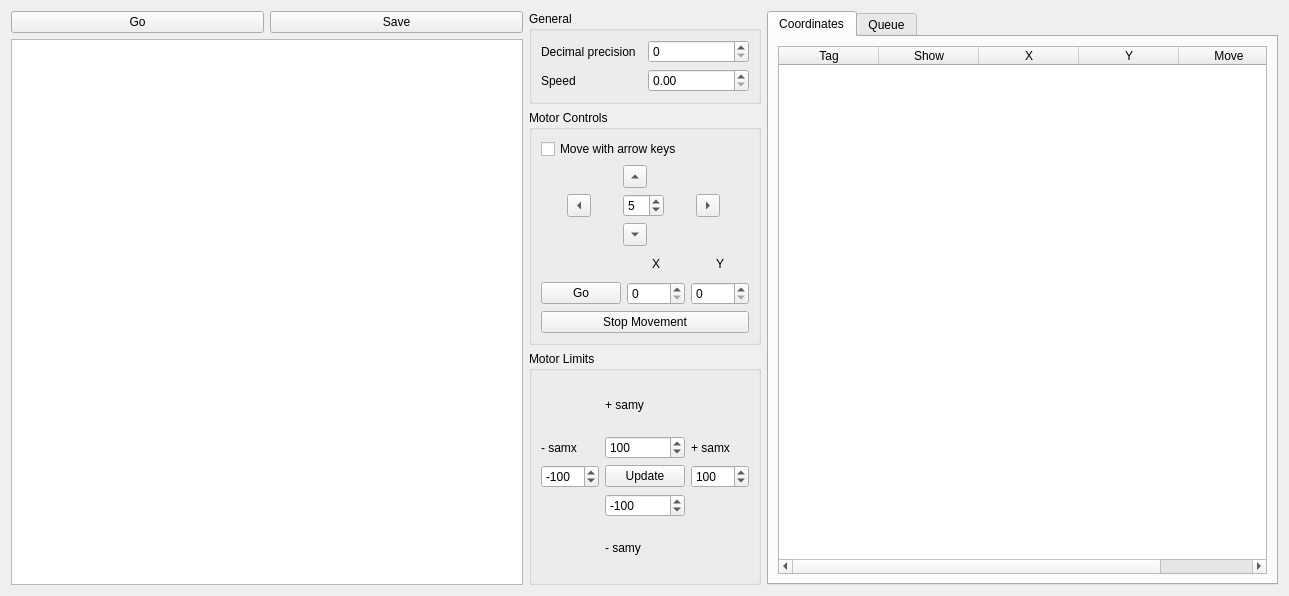
First picture: the form in bec_widgets/examples/motor_movement/motor_controller.ui, repository bec-project/bec_widgets, before the edit.
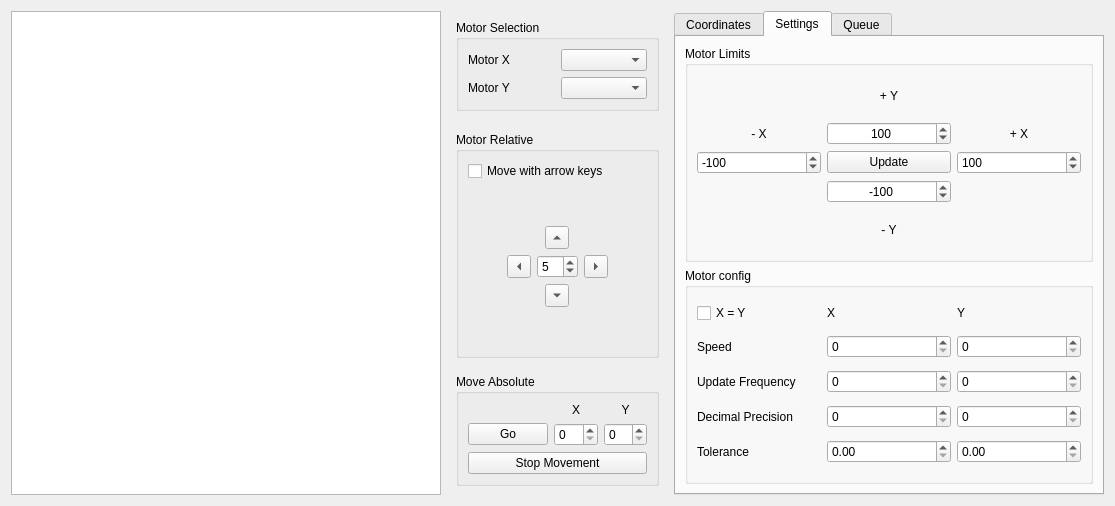
Second picture: the form after the edit. The open tabs and pages were chosen to show the change. Custom widgets are drawn as their Qt base class.

```diff
--- a/bec_widgets/examples/motor_movement/motor_controller.ui
+++ b/bec_widgets/examples/motor_movement/motor_controller.ui
@@ -6,34 +6,14 @@
    <rect>
     <x>0</x>
     <y>0</y>
-    <width>1289</width>
-    <height>596</height>
+    <width>1115</width>
+    <height>506</height>
    </rect>
   </property>
   <property name="windowTitle">
    <string>Motor Controller</string>
   </property>
-  <layout class="QHBoxLayout" name="horizontalLayout_3">
-   <item>
-    <layout class="QVBoxLayout" name="verticalLayout">
-     <item>
-      <layout class="QHBoxLayout" name="horizontalLayout">
-       <item>
-        <widget class="QPushButton" name="pushButton_2">
-         <property name="text">
-          <string>Go</string>
-         </property>
-        </widget>
-       </item>
-       <item>
-        <widget class="QPushButton" name="pushButton_3">
-         <property name="text">
-          <string>Save</string>
-         </property>
-        </widget>
-       </item>
-      </layout>
-     </item>
+  <layout class="QHBoxLayout" name="horizontalLayout" stretch="7,1,7">
      <item>
       <widget class="GraphicsLayoutWidget" name="glw">
        <property name="enabled">
@@ -41,43 +21,61 @@
        </property>
       </widget>
      </item>
-    </layout>
-   </item>
    <item>
-    <layout class="QVBoxLayout" name="verticalLayout_4" stretch="1,10,10">
+    <widget class="QFrame" name="Controls">
+     <property name="minimumSize">
+      <size>
+       <width>221</width>
+       <height>471</height>
+      </size>
+     </property>
+     <layout class="QVBoxLayout" name="verticalLayout_6">
      <item>
-      <widget class="QGroupBox" name="groupBox_2">
+       <widget class="QGroupBox" name="motorSelection">
        <property name="title">
-        <string>General</string>
+         <string>Motor Selection</string>
        </property>
        <layout class="QGridLayout" name="gridLayout_4">
-        <item row="0" column="0">
-         <widget class="QLabel" name="label_5">
-          <property name="text">
-           <string>Decimal precision</string>
-          </property>
-         </widget>
-        </item>
-        <item row="0" column="1">
-         <widget class="QSpinBox" name="spinBox"/>
-        </item>
-        <item row="1" column="0">
+         <item row="2" column="0">
          <widget class="QLabel" name="label_8">
           <property name="text">
-           <string>Speed</string>
+            <string>Motor Y</string>
+           </property>
+          </widget>
+         </item>
+         <item row="1" column="0">
+          <widget class="QLabel" name="label_5">
+           <property name="text">
+            <string>Motor X</string>
           </property>
          </widget>
         </item>
         <item row="1" column="1">
-         <widget class="QDoubleSpinBox" name="doubleSpinBox_speed"/>
+          <widget class="QComboBox" name="comboBox"/>
+         </item>
+         <item row="2" column="1">
+          <widget class="QComboBox" name="comboBox_2"/>
         </item>
        </layout>
       </widget>
      </item>
+      <item>
+       <spacer name="verticalSpacer_3">
+        <property name="orientation">
+         <enum>Qt::Vertical</enum>
+        </property>
+        <property name="sizeHint" stdset="0">
+         <size>
+          <width>20</width>
+          <height>18</height>
+         </size>
+        </property>
+       </spacer>
+      </item>
      <item>
       <widget class="QGroupBox" name="motorControl">
        <property name="title">
-        <string>Motor Controls</string>
+         <string>Motor Relative</string>
        </property>
        <layout class="QVBoxLayout" name="verticalLayout_5">
         <item>
@@ -89,7 +87,10 @@
         </item>
         <item>
          <layout class="QGridLayout" name="gridLayout">
-          <item row="0" column="1">
+           <property name="sizeConstraint">
+            <enum>QLayout::SetDefaultConstraint</enum>
+           </property>
+           <item row="1" column="2" alignment="Qt::AlignHCenter|Qt::AlignVCenter">
            <widget class="QToolButton" name="toolButton_up">
             <property name="text">
              <string>...</string>
@@ -99,34 +100,27 @@
             </property>
            </widget>
           </item>
-          <item row="1" column="0">
-           <widget class="QToolButton" name="toolButton_left">
-            <property name="text">
-             <string>...</string>
-            </property>
-            <property name="arrowType">
-             <enum>Qt::LeftArrow</enum>
-            </property>
-           </widget>
-          </item>
-          <item row="1" column="1">
+           <item row="2" column="4">
+            <spacer name="horizontalSpacer_2">
+             <property name="orientation">
+              <enum>Qt::Horizontal</enum>
+             </property>
+             <property name="sizeHint" stdset="0">
+              <size>
+               <width>40</width>
+               <height>20</height>
+              </size>
+             </property>
+            </spacer>
+           </item>
+           <item row="2" column="2" alignment="Qt::AlignHCenter|Qt::AlignVCenter">
            <widget class="QSpinBox" name="spinBox_step">
             <property name="value">
              <number>5</number>
             </property>
            </widget>
           </item>
-          <item row="1" column="2">
-           <widget class="QToolButton" name="toolButton_right">
-            <property name="text">
-             <string>...</string>
-            </property>
-            <property name="arrowType">
-             <enum>Qt::RightArrow</enum>
-            </property>
-           </widget>
-          </item>
-          <item row="2" column="1">
+           <item row="3" column="2" alignment="Qt::AlignHCenter|Qt::AlignVCenter">
            <widget class="QToolButton" name="toolButton_down">
             <property name="text">
              <string>...</string>
@@ -136,8 +130,89 @@
             </property>
            </widget>
           </item>
-         </layout>
-        </item>
+           <item row="2" column="1">
+            <widget class="QToolButton" name="toolButton_left">
+             <property name="text">
+              <string>...</string>
+             </property>
+             <property name="arrowType">
+              <enum>Qt::LeftArrow</enum>
+             </property>
+            </widget>
+           </item>
+           <item row="0" column="2">
+            <spacer name="verticalSpacer">
+             <property name="orientation">
+              <enum>Qt::Vertical</enum>
+             </property>
+             <property name="sizeHint" stdset="0">
+              <size>
+               <width>20</width>
+               <height>40</height>
+              </size>
+             </property>
+            </spacer>
+           </item>
+           <item row="2" column="3">
+            <widget class="QToolButton" name="toolButton_right">
+             <property name="text">
+              <string>...</string>
+             </property>
+             <property name="arrowType">
+              <enum>Qt::RightArrow</enum>
+             </property>
+            </widget>
+           </item>
+           <item row="2" column="0">
+            <spacer name="horizontalSpacer">
+             <property name="orientation">
+              <enum>Qt::Horizontal</enum>
+             </property>
+             <property name="sizeHint" stdset="0">
+              <size>
+               <width>40</width>
+               <height>20</height>
+              </size>
+             </property>
+            </spacer>
+           </item>
+           <item row="4" column="2">
+            <spacer name="verticalSpacer_2">
+             <property name="orientation">
+              <enum>Qt::Vertical</enum>
+             </property>
+             <property name="sizeHint" stdset="0">
+              <size>
+               <width>20</width>
+               <height>40</height>
+              </size>
+             </property>
+            </spacer>
+           </item>
+          </layout>
+         </item>
+        </layout>
+       </widget>
+      </item>
+      <item>
+       <spacer name="verticalSpacer_4">
+        <property name="orientation">
+         <enum>Qt::Vertical</enum>
+        </property>
+        <property name="sizeHint" stdset="0">
+         <size>
+          <width>20</width>
+          <height>13</height>
+         </size>
+        </property>
+       </spacer>
+      </item>
+      <item>
+       <widget class="QGroupBox" name="groupBox">
+        <property name="title">
+         <string>Move Absolute</string>
+        </property>
+        <layout class="QVBoxLayout" name="verticalLayout">
         <item>
          <layout class="QGridLayout" name="gridLayout_3">
           <item row="0" column="1">
@@ -185,109 +260,14 @@
        </layout>
       </widget>
      </item>
+     </layout>
+    </widget>
+   </item>
      <item>
-      <widget class="QGroupBox" name="groupBox">
+    <widget class="QTabWidget" name="tabWidget_tables">
        <property name="enabled">
         <bool>true</bool>
        </property>
-       <property name="title">
-        <string>Motor Limits</string>
-       </property>
-       <layout class="QGridLayout" name="gridLayout_2">
-        <item row="3" column="1">
-         <widget class="QSpinBox" name="spinBox_x_min">
-          <property name="minimum">
-           <number>-1000</number>
-          </property>
-          <property name="maximum">
-           <number>1000</number>
-          </property>
-          <property name="value">
-           <number>-100</number>
-          </property>
-         </widget>
-        </item>
-        <item row="2" column="2">
-         <widget class="QSpinBox" name="spinBox_y_max">
-          <property name="minimum">
-           <number>-1000</number>
-          </property>
-          <property name="maximum">
-           <number>1000</number>
-          </property>
-          <property name="value">
-           <number>100</number>
-          </property>
-         </widget>
-        </item>
-        <item row="5" column="2">
-         <widget class="QLabel" name="label_2">
-          <property name="text">
-           <string>- samy</string>
-          </property>
-         </widget>
-        </item>
-        <item row="3" column="3">
-         <widget class="QSpinBox" name="spinBox_x_max">
-          <property name="minimum">
-           <number>-1000</number>
-          </property>
-          <property name="maximum">
-           <number>1000</number>
-          </property>
-          <property name="value">
-           <number>100</number>
-          </property>
-         </widget>
-        </item>
-        <item row="1" column="2">
-         <widget class="QLabel" name="label">
-          <property name="text">
-           <string>+ samy</string>
-          </property>
-         </widget>
-        </item>
-        <item row="2" column="3">
-         <widget class="QLabel" name="label_3">
-          <property name="text">
-           <string>+ samx</string>
-          </property>
-         </widget>
-        </item>
-        <item row="2" column="1">
-         <widget class="QLabel" name="label_4">
-          <property name="text">
-           <string>- samx</string>
-          </property>
-         </widget>
-        </item>
-        <item row="4" column="2">
-         <widget class="QSpinBox" name="spinBox_y_min">
-          <property name="minimum">
-           <number>-1000</number>
-          </property>
-          <property name="maximum">
-           <number>1000</number>
-          </property>
-          <property name="value">
-           <number>-100</number>
-          </property>
-         </widget>
-        </item>
-        <item row="3" column="2">
-         <widget class="QPushButton" name="pushButton_updateLimits">
-          <property name="text">
-           <string>Update</string>
-          </property>
-         </widget>
-        </item>
-       </layout>
-      </widget>
-     </item>
-    </layout>
-   </item>
-   <item>
-    <widget class="QTabWidget" name="tabWidget">
      <property name="currentIndex">
       <number>0</number>
      </property>
@@ -327,6 +307,209 @@
        </item>
       </layout>
      </widget>
+     <widget class="QWidget" name="tab_3">
+      <attribute name="title">
+       <string>Settings</string>
+      </attribute>
+      <layout class="QVBoxLayout" name="verticalLayout_4">
+       <item>
+        <widget class="QGroupBox" name="motorConfig">
+         <property name="title">
+          <string>Motor Limits</string>
+         </property>
+         <layout class="QGridLayout" name="gridLayout_2">
+          <item row="3" column="1">
+           <widget class="QSpinBox" name="spinBox_y_min">
+            <property name="alignment">
+             <set>Qt::AlignCenter</set>
+            </property>
+            <property name="minimum">
+             <number>-1000</number>
+            </property>
+            <property name="maximum">
+             <number>1000</number>
+            </property>
+            <property name="value">
+             <number>-100</number>
+            </property>
+           </widget>
+          </item>
+          <item row="2" column="1">
+           <widget class="QPushButton" name="pushButton_updateLimits">
+            <property name="text">
+             <string>Update</string>
+            </property>
+           </widget>
+          </item>
+          <item row="2" column="2">
+           <widget class="QSpinBox" name="spinBox_x_max">
+            <property name="minimum">
+             <number>-1000</number>
+            </property>
+            <property name="maximum">
+             <number>1000</number>
+            </property>
+            <property name="value">
+             <number>100</number>
+            </property>
+           </widget>
+          </item>
+          <item row="0" column="1">
+           <widget class="QLabel" name="label_Y_max">
+            <property name="text">
+             <string>+ Y</string>
+            </property>
+            <property name="alignment">
+             <set>Qt::AlignCenter</set>
+            </property>
+           </widget>
+          </item>
+          <item row="1" column="1">
+           <widget class="QSpinBox" name="spinBox_y_max">
+            <property name="alignment">
+             <set>Qt::AlignCenter</set>
+            </property>
+            <property name="minimum">
+             <number>-1000</number>
+            </property>
+            <property name="maximum">
+             <number>1000</number>
+            </property>
+            <property name="value">
+             <number>100</number>
+            </property>
+           </widget>
+          </item>
+          <item row="2" column="0">
+           <widget class="QSpinBox" name="spinBox_x_min">
+            <property name="minimum">
+             <number>-1000</number>
+            </property>
+            <property name="maximum">
+             <number>1000</number>
+            </property>
+            <property name="value">
+             <number>-100</number>
+            </property>
+           </widget>
+          </item>
+          <item row="4" column="1">
+           <widget class="QLabel" name="label_Y_min">
+            <property name="text">
+             <string>- Y</string>
+            </property>
+            <property name="alignment">
+             <set>Qt::AlignCenter</set>
+            </property>
+           </widget>
+          </item>
+          <item row="1" column="0">
+           <widget class="QLabel" name="label_X_min">
+            <property name="text">
+             <string>- X</string>
+            </property>
+            <property name="alignment">
+             <set>Qt::AlignCenter</set>
+            </property>
+           </widget>
+          </item>
+          <item row="1" column="2">
+           <widget class="QLabel" name="label_X_max">
+            <property name="text">
+             <string>+ X</string>
+            </property>
+            <property name="alignment">
+             <set>Qt::AlignCenter</set>
+            </property>
+           </widget>
+          </item>
+         </layout>
+        </widget>
+       </item>
+       <item>
+        <widget class="QGroupBox" name="groupBox_2">
+         <property name="title">
+          <string>Motor config</string>
+         </property>
+         <layout class="QGridLayout" name="gridLayout_5">
+          <item row="4" column="1">
+           <widget class="QDoubleSpinBox" name="doubleSpinBox"/>
+          </item>
+          <item row="1" column="1">
+           <widget class="QSpinBox" name="spinBox"/>
+          </item>
+          <item row="4" column="0">
+           <widget class="QLabel" name="label_3">
+            <property name="text">
+             <string>Tolerance</string>
+            </property>
+           </widget>
+          </item>
+          <item row="2" column="0">
+           <widget class="QLabel" name="label_2">
+            <property name="text">
+             <string>Update Frequency</string>
+            </property>
+           </widget>
+          </item>
+          <item row="2" column="1">
+           <widget class="QSpinBox" name="spinBox_2"/>
+          </item>
+          <item row="3" column="0">
+           <widget class="QLabel" name="label_4">
+            <property name="text">
+             <string>Decimal Precision</string>
+            </property>
+           </widget>
+          </item>
+          <item row="3" column="1">
+           <widget class="QSpinBox" name="spinBox_3"/>
+          </item>
+          <item row="0" column="1">
+           <widget class="QLabel" name="label_9">
+            <property name="text">
+             <string>X</string>
+            </property>
+           </widget>
+          </item>
+          <item row="1" column="0">
+           <widget class="QLabel" name="label">
+            <property name="text">
+             <string>Speed</string>
+            </property>
+           </widget>
+          </item>
+          <item row="0" column="2">
+           <widget class="QLabel" name="label_10">
+            <property name="text">
+             <string>Y</string>
+            </property>
+           </widget>
+          </item>
+          <item row="0" column="0">
+           <widget class="QCheckBox" name="checkBox">
+            <property name="text">
+             <string>X = Y</string>
+            </property>
+           </widget>
+          </item>
+          <item row="1" column="2">
+           <widget class="QSpinBox" name="spinBox_4"/>
+          </item>
+          <item row="2" column="2">
+           <widget class="QSpinBox" name="spinBox_5"/>
+          </item>
+          <item row="3" column="2">
+           <widget class="QSpinBox" name="spinBox_6"/>
+          </item>
+          <item row="4" column="2">
+           <widget class="QDoubleSpinBox" name="doubleSpinBox_2"/>
+          </item>
+         </layout>
+        </widget>
+       </item>
+      </layout>
+     </widget>
      <widget class="QWidget" name="tab_2">
       <attribute name="title">
        <string>Queue</string>
```
Left out of the diff: 6 changed lines with no effect on the pictures. Lines whose indentation alone changed are shown as unchanged.
